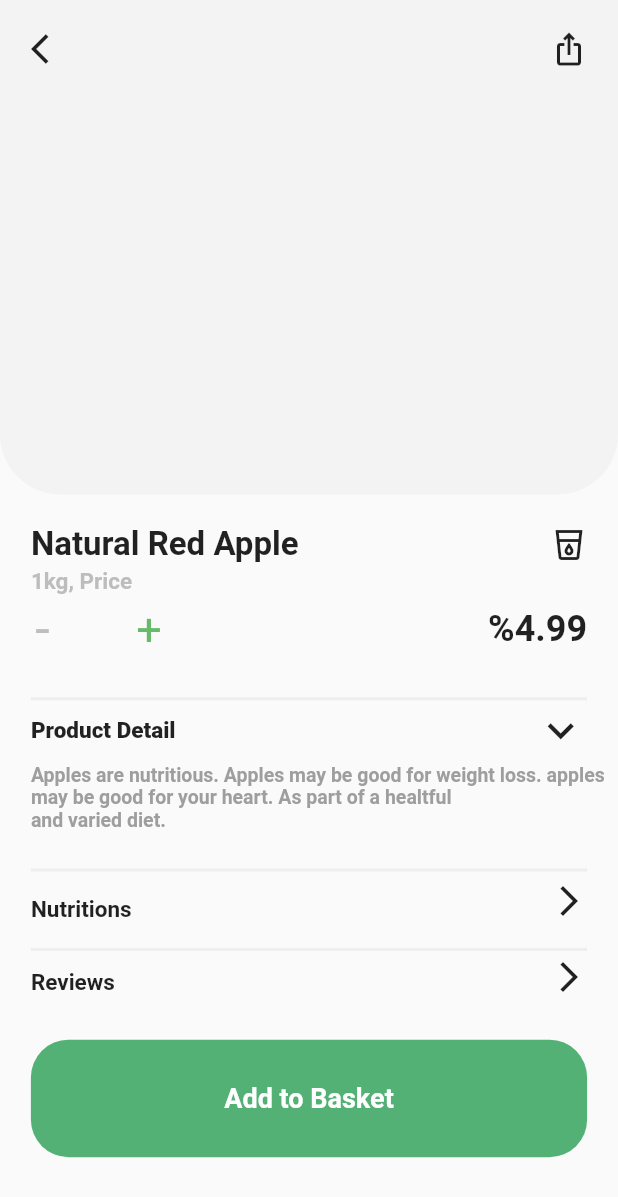
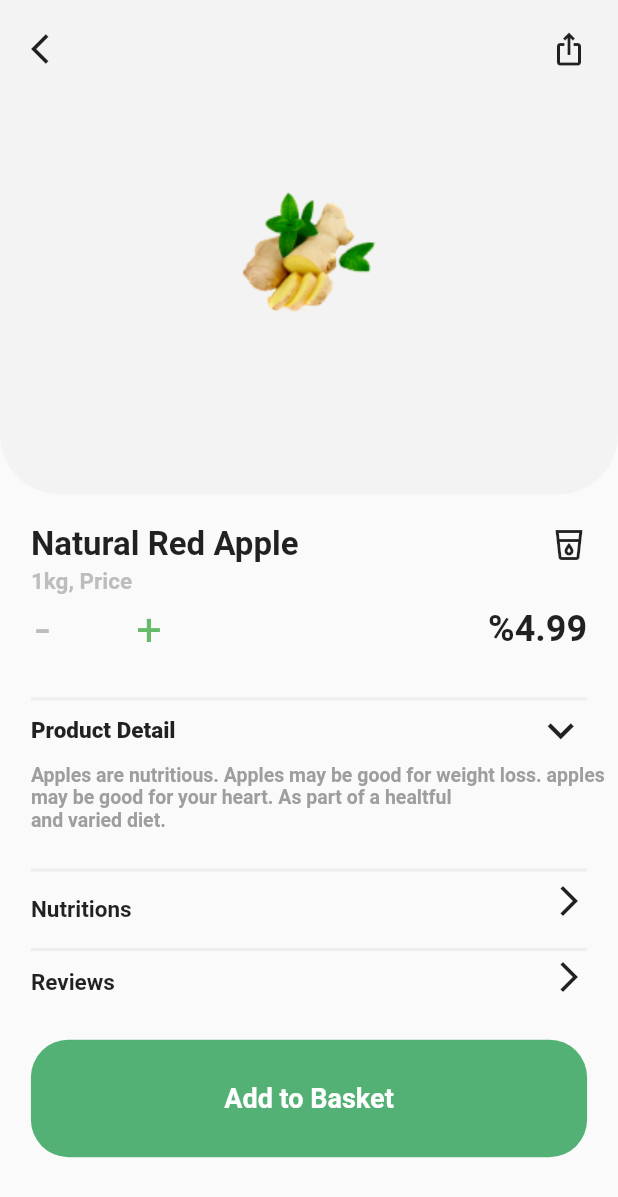
Before and after one commit to Pranav-krishnaP/Grocery_app, a Flutter app: the screen it shows after launch, after a tap on "Organic Banans", on a phone screen of 412 x 824 dp. Shown: the top 1197 px of the screen. Run offline on Flutter 3.47's test engine with Material 2 defaults, Android fonts, the phone set to English and light mode, and no system bars; our stand-ins replace get, google_fonts.

```diff
--- a/grocery_app/lib/Detailspage/details.dart
+++ b/grocery_app/lib/Detailspage/details.dart
@@ -13,8 +13,8 @@ class Details1 extends StatefulWidget {
 }
 
 class _Details1State extends State<Details1> {
-  late String valueChoose;
-  List listItem = ['1', '2', '3', '4'];
+  // late String valueChoose;
+  // List listItem = ['1', '2', '3', '4'];
   @override
   Widget build(BuildContext context) {
     var h = MediaQuery.of(context).size.height;
@@ -36,7 +36,9 @@ class _Details1State extends State<Details1> {
                 child: Padding(
                   padding: EdgeInsets.only(
                       top: h * 0.025, left: w * 0.05, right: w * 0.05),
-                  child: Row(
+                  child: Column(
+                    children: [
+                      Row(
                         crossAxisAlignment: CrossAxisAlignment.start,
                         children: [
                           GestureDetector(
@@ -53,6 +55,18 @@ class _Details1State extends State<Details1> {
                             Icons.ios_share,
                             size: 24,
                           ),
+                        ],
+                      ),
+                      Container(
+                        width: w * 0.7,
+                        height: h * 0.3,
+                        decoration: BoxDecoration(
+                          image: DecorationImage(
+                            image: AssetImage('assets/homepage/fruit.png'),
+                            //fit: BoxFit.cover
+                          ),
+                        ),
+                      )
                     ],
                   ),
                 ),
--- a/grocery_app/lib/core/Homepage/homepage.dart
+++ b/grocery_app/lib/core/Homepage/homepage.dart
@@ -22,7 +22,7 @@ class Homepage extends StatelessWidget {
                 Row(
                   mainAxisAlignment: MainAxisAlignment.center,
                   children: [
-                    Icon(
+                    const Icon(
                       Icons.location_on,
                       size: 25,
                       color: Color(0xFF4C4F4D),
@@ -34,7 +34,7 @@ class Homepage extends StatelessWidget {
                             color: Color(0xFF4C4F4D))),
                   ],
                 ),
-                SizedBox(
+                const SizedBox(
                   height: 20,
                 ),
                 Container(
@@ -43,7 +43,7 @@ class Homepage extends StatelessWidget {
                   decoration: BoxDecoration(
                       color: Colors.grey[200],
                       borderRadius: BorderRadius.circular(15)),
-                  child: Row(
+                  child: const Row(
                     children: [
                       SizedBox(
                         width: 10,
@@ -73,7 +73,7 @@ class Homepage extends StatelessWidget {
                 Padding(
                   padding: EdgeInsets.only(
                       left: w * 0.05, right: w * 0.05, top: h * 0.015),
-                  child: Row_Widget(),
+                  child: const Row_Widget(),
                 ),
                 Sizedbox_Widget(h: h, w: w),
                 Padding(
@@ -84,13 +84,13 @@ class Homepage extends StatelessWidget {
                           style: GoogleFonts.roboto(
                               fontWeight: FontWeight.w600,
                               fontSize: 24,
-                              color: Color(0xFF181725))),
-                      Spacer(),
+                              color: const Color(0xFF181725))),
+                      const Spacer(),
                       Text('See All',
                           style: GoogleFonts.roboto(
                               fontWeight: FontWeight.w600,
                               fontSize: 16,
-                              color: Color(0xFF53B175)))
+                              color: const Color(0xFF53B175)))
                     ],
                   ),
                 ),
@@ -103,13 +103,13 @@ class Homepage extends StatelessWidget {
                           style: GoogleFonts.roboto(
                               fontWeight: FontWeight.w600,
                               fontSize: 24,
-                              color: Color(0xFF181725))),
-                      Spacer(),
+                              color: const Color(0xFF181725))),
+                      const Spacer(),
                       Text('See All',
                           style: GoogleFonts.roboto(
                               fontWeight: FontWeight.w600,
                               fontSize: 16,
-                              color: Color(0xFF53B175)))
+                              color: const Color(0xFF53B175)))
                     ],
                   ),
                 ),
--- a/grocery_app/lib/core/Homepage/widgets/groceries_container.dart
+++ b/grocery_app/lib/core/Homepage/widgets/groceries_container.dart
@@ -1,4 +1,5 @@
 import 'package:flutter/material.dart';
+import 'package:google_fonts/google_fonts.dart';
 
 class Groceries_Container extends StatelessWidget {
   const Groceries_Container({
@@ -29,6 +30,27 @@ class Groceries_Container extends StatelessWidget {
                       decoration: BoxDecoration(
                           color: Color.fromARGB(255, 243, 185, 123),
                           borderRadius: BorderRadius.circular(18)),
+                      child: Row(
+                        children: [
+                          Container(
+                            width: w * 0.3,
+                            height: h * 0.13,
+                            decoration: BoxDecoration(
+                              image: DecorationImage(
+                                  image:
+                                      AssetImage('assets/homepage/fruit.png')),
+                            ),
+                          ),
+                          SizedBox(
+                            width: w * 0.02,
+                          ),
+                          Text('Pulses',
+                              style: GoogleFonts.roboto(
+                                  fontWeight: FontWeight.w600,
+                                  fontSize: 24,
+                                  color: const Color(0xFF181725))),
+                        ],
+                      ),
                     ),
                   ],
                 ),
@@ -43,6 +65,27 @@ class Groceries_Container extends StatelessWidget {
                       decoration: BoxDecoration(
                           color: Color.fromARGB(255, 148, 230, 178),
                           borderRadius: BorderRadius.circular(18)),
+                      child: Row(
+                        children: [
+                          Container(
+                            width: w * 0.3,
+                            height: h * 0.13,
+                            decoration: BoxDecoration(
+                              image: DecorationImage(
+                                  image:
+                                      AssetImage('assets/homepage/fruit.png')),
+                            ),
+                          ),
+                          SizedBox(
+                            width: w * 0.02,
+                          ),
+                          Text('Pulses',
+                              style: GoogleFonts.roboto(
+                                  fontWeight: FontWeight.w600,
+                                  fontSize: 24,
+                                  color: const Color(0xFF181725))),
+                        ],
+                      ),
                     ),
                   ],
                 ),
@@ -57,6 +100,27 @@ class Groceries_Container extends StatelessWidget {
                       decoration: BoxDecoration(
                           color: Color.fromARGB(255, 148, 230, 178),
                           borderRadius: BorderRadius.circular(18)),
+                      child: Row(
+                        children: [
+                          Container(
+                            width: w * 0.3,
+                            height: h * 0.13,
+                            decoration: BoxDecoration(
+                              image: DecorationImage(
+                                  image:
+                                      AssetImage('assets/homepage/fruit.png')),
+                            ),
+                          ),
+                          SizedBox(
+                            width: w * 0.02,
+                          ),
+                          Text('Pulses',
+                              style: GoogleFonts.roboto(
+                                  fontWeight: FontWeight.w600,
+                                  fontSize: 24,
+                                  color: const Color(0xFF181725))),
+                        ],
+                      ),
                     ),
                   ],
                 ),
--- a/grocery_app/lib/core/Homepage/widgets/homepage_listview.dart
+++ b/grocery_app/lib/core/Homepage/widgets/homepage_listview.dart
@@ -18,7 +18,10 @@ class ListView_HomePage extends StatelessWidget {
         Container(
           width: w * 0.9,
           height: h * 0.25,
-          color: Colors.grey,
+          decoration: BoxDecoration(
+            image: DecorationImage(
+                image: AssetImage('assets/homepage/banner.png')),
+          ),
         ),
         SizedBox(
           width: w * 0.1,
--- a/grocery_app/lib/core/Homepage/widgets/homepage_sizedbox.dart
+++ b/grocery_app/lib/core/Homepage/widgets/homepage_sizedbox.dart
@@ -90,7 +90,10 @@ class Container_Widget extends StatelessWidget {
             Container(
               width: w * 0.35,
               height: h * 0.13,
-              color: Colors.black,
+              decoration: BoxDecoration(
+                image: DecorationImage(
+                    image: AssetImage('assets/homepage/fruit.png')),
+              ),
             ),
             SizedBox(
               height: h * 0.015,
--- a/grocery_app/pubspec.yaml
+++ b/grocery_app/pubspec.yaml
@@ -62,6 +62,7 @@ flutter:
   assets:
     - assets/Categories/
     - assets/cart_items/
+    - assets/homepage/
   #   - images/a_dot_ham.jpeg
 
   # An image asset can refer to one or more resolution-specific "variants", see
```
Also changed, not shown: grocery_app/assets/homepage/banner.png (added), grocery_app/assets/homepage/fruit.png (added). Lines whose indentation alone changed are shown as unchanged.
